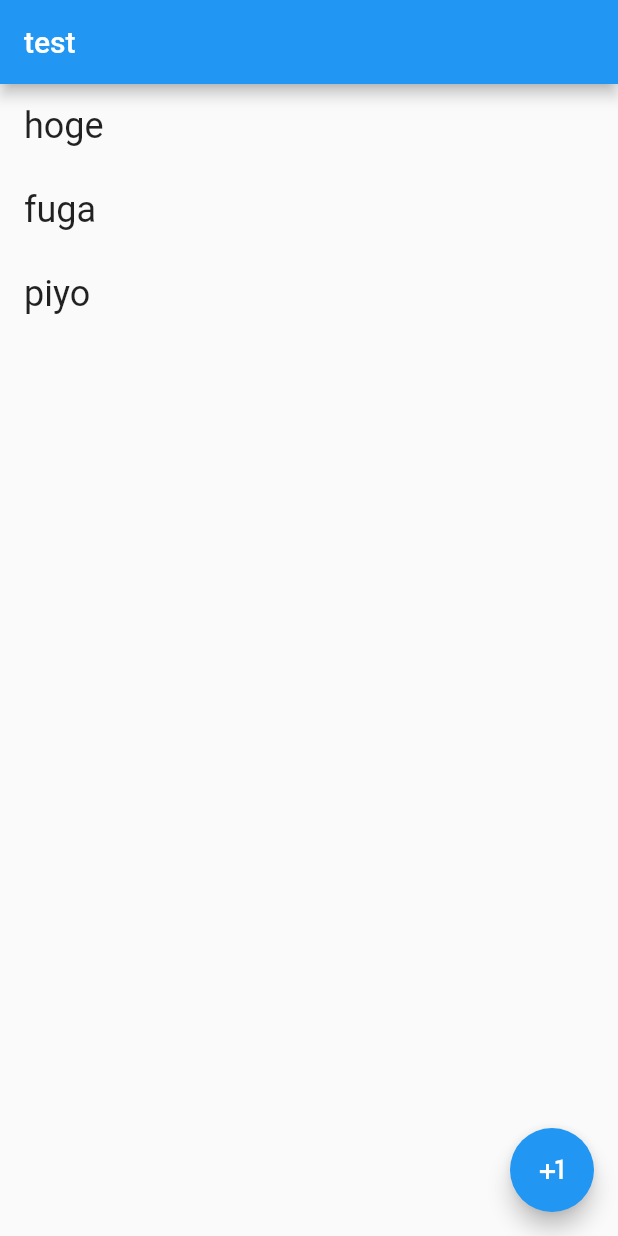
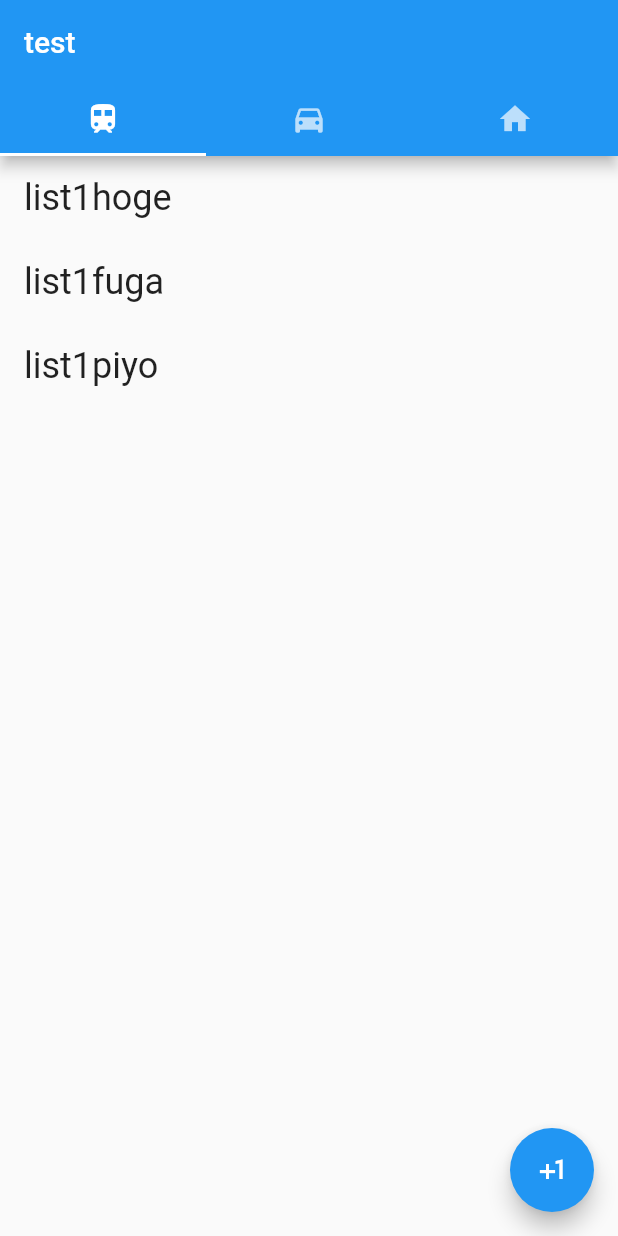
Before and after one commit to maretol/flutter-study, a Flutter app: the screen it shows after launch, on a phone screen of 412 x 824 dp. Run offline on Flutter 3.47's test engine with Material 2 defaults, Android fonts, the phone set to English and light mode, and no system bars.

Commit message:
list tab and listview controll

```diff
--- a/lib/ui/mainscreen.dart
+++ b/lib/ui/mainscreen.dart
@@ -1,22 +1,49 @@
 import 'package:flutter/material.dart';
 import 'dart:async';
-import 'dart:developer';
 
 class MyApp extends StatefulWidget{
-
   @override
   _MyAppState createState()=>new _MyAppState();
 }
 
-class _MyAppState extends State<MyApp>{
+class _MyAppState extends State<MyApp> with SingleTickerProviderStateMixin{
 
   _MyAppState(){
-    listItems.add(createListItem("hoge"));
-    listItems.add(createListItem("fuga"));
-    listItems.add(createListItem("piyo"));
+    listItems1.add(createListItem("list1", "hoge"));
+    listItems1.add(createListItem("list1", "fuga"));
+    listItems1.add(createListItem("list1", "piyo"));
+    listItems2.add(createListItem("list2", "hoge"));
+    listItems2.add(createListItem("list2", "hoge"));
+    listItems2.add(createListItem("list2", "fuga"));
+    listItems2.add(createListItem("list2", "piyo"));
+    listItems3.add(createListItem("list3", "hoge"));
+    listItems3.add(createListItem("list3", "fuga"));
+    listItems3.add(createListItem("list3", "piyo"));
+
+    _map = {
+      0: listItems1,
+      1: listItems2,
+      2: listItems3,
+    };
   }
 
-  var listItems = new List<ListTile>();
+  @override
+  void initState(){
+    super.initState();
+    _controller = new TabController(vsync: this, length: 3);
+  }
+
+  @override
+  void dispose(){
+    _controller.dispose();
+    super.dispose();
+  }
+
+  var listItems1 = new List<ListTile>();
+  var listItems2 = new List<ListTile>();
+  var listItems3 = new List<ListTile>();
+  TabController _controller;
+  Map _map;
 
   @override
   Widget build(BuildContext context){
@@ -25,32 +52,45 @@ class _MyAppState extends State<MyApp>{
       home:new Scaffold(
         appBar: new AppBar(
           title: new Text("test"),
+          bottom: new TabBar(
+            controller: _controller,
+            tabs: <Widget>[
+              new Tab(icon: new Icon(Icons.train),),
+              new Tab(icon: new Icon(Icons.directions_car),),
+              new Tab(icon: new Icon(Icons.home),),
+            ],
+          ),
         ),
         floatingActionButton: new FloatingActionButton(
           child: new Icon(Icons.plus_one),
-          onPressed: (){ addListItem("added item"); },
+          onPressed: (){ addListItem(_map[_controller.index], "added item"); },
         ),
-        body: new ListView(
-          children: listItems.toList()
-        ),
+        body:
+          new TabBarView(
+            controller: _controller,
+            children: <Widget>[
+              new ListView(children: listItems1.toList()),
+              new ListView(children: listItems2.toList()),
+              new ListView(children: listItems3.toList())
+            ],
+          )
       )
     );
   }
 
-  ListTile createListItem(String text){
+  ListTile createListItem(String listname,String text){
     return new ListTile(
       title: new Text(
-        text,
+        listname + text,
         style: new TextStyle(fontSize: 24.0),
       ),
       onTap: (){_onTap();},
     );
   }
 
-  void addListItem(text){
+  void addListItem(List<Widget> list ,String text){
     setState((){
-      listItems.insert(0, createListItem("added items"));
-      debugPrint("called\nList items : ${listItems.join(",")}");
+      list.insert(0, createListItem("in list ", " added items"));
     });
   }
 
```
